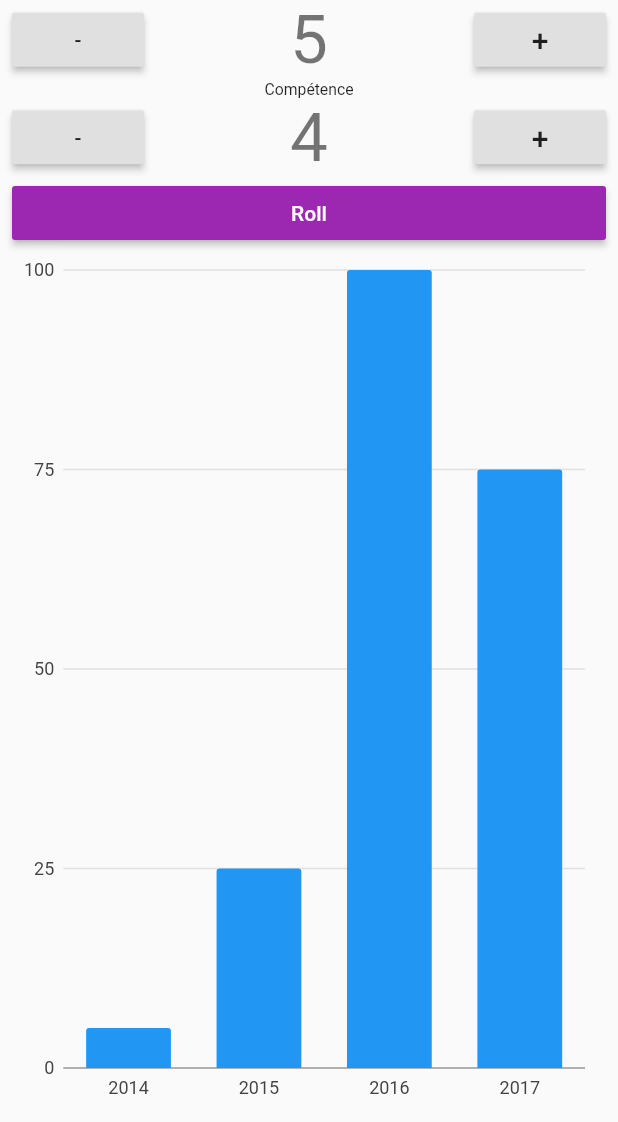
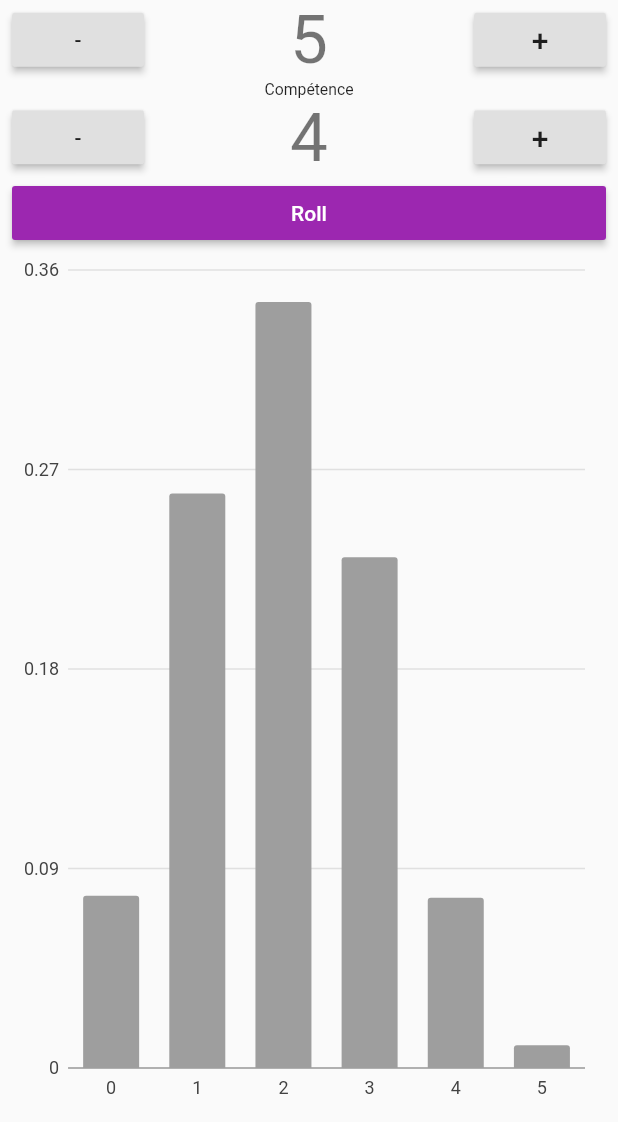
Before and after one commit to Neamar/aube_reve, a Flutter app: the screen it shows after launch, on a phone screen of 412 x 824 dp, the part 114-1236 px from its top. Run offline on Flutter 3.47's test engine with Material 2 defaults, Android fonts, the phone set to English and light mode, and no system bars; our stand-ins replace charts_flutter.

Commit message:
Display graph properly

```diff
--- a/lib/main.dart
+++ b/lib/main.dart
@@ -127,7 +127,10 @@ class DiceRollerState extends State<DiceRoller> {
             )),
       ]);
     } else {
-      tree.add(SimpleBarChart.withSampleData());
+      tree.add(SimpleBarChart(
+        DiceRollStat.createDiceData(attributeValue, skillValue / 10),
+        animate: true,
+      ));
     }
 
     return Scaffold(
@@ -199,15 +202,6 @@ class SimpleBarChart extends StatelessWidget {
 
   SimpleBarChart(this.seriesList, {this.animate});
 
-  /// Creates a [BarChart] with sample data and no transition.
-  factory SimpleBarChart.withSampleData() {
-    return new SimpleBarChart(
-      _createSampleData(),
-      // Disable animations for image tests.
-      animate: false,
-    );
-  }
-
   @override
   Widget build(BuildContext context) {
     return Expanded(
@@ -217,31 +211,37 @@ class SimpleBarChart extends StatelessWidget {
            ));
   }
 
-  /// Create one series with sample hard coded data.
-  static List<charts.Series<OrdinalSales, String>> _createSampleData() {
-    final data = [
-      new OrdinalSales('2014', 5),
-      new OrdinalSales('2015', 25),
-      new OrdinalSales('2016', 100),
-      new OrdinalSales('2017', 75),
-    ];
+}
+
+/// Sample ordinal data type.
+class DiceRollStat {
+  static int factorial(int n) {
+    return n == 0 ? 1 : n * factorial(n-1);
+  }
+
+  static double getStats(int diceCount, double successProbability, int expectedSuccess) {
+    return factorial(diceCount) / (factorial(expectedSuccess) * factorial(diceCount - expectedSuccess)) * pow(successProbability, expectedSuccess) * pow(1 - successProbability, diceCount - expectedSuccess);
+  }
+
+  static List<charts.Series<DiceRollStat, String>> createDiceData(int diceCount, double successProbability) {
+    final List<DiceRollStat> data = [];
+    for(int i = 0; i <= diceCount; i++) {
+      data.add(new DiceRollStat(i.toString(), getStats(diceCount, successProbability, i)));
+    }
 
     return [
-      new charts.Series<OrdinalSales, String>(
-        id: 'Sales',
-        colorFn: (_, __) => charts.MaterialPalette.blue.shadeDefault,
-        domainFn: (OrdinalSales sales, _) => sales.year,
-        measureFn: (OrdinalSales sales, _) => sales.sales,
+      new charts.Series<DiceRollStat, String>(
+        id: 'Stats',
+        colorFn: (_, __) => charts.MaterialPalette.gray.shadeDefault,
+        domainFn: (DiceRollStat diceStat, _) => diceStat.success,
+        measureFn: (DiceRollStat diceStat, _) => diceStat.proba,
         data: data,
       )
     ];
   }
+
+  final String success;
+  final double proba;
+
+  DiceRollStat(this.success, this.proba);
 }
-
-/// Sample ordinal data type.
-class OrdinalSales {
-  final String year;
-  final int sales;
-
-  OrdinalSales(this.year, this.sales);
-}
```
